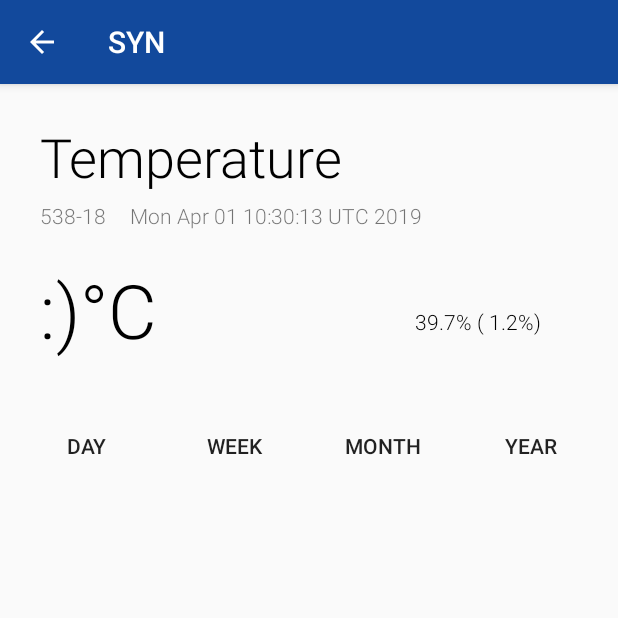
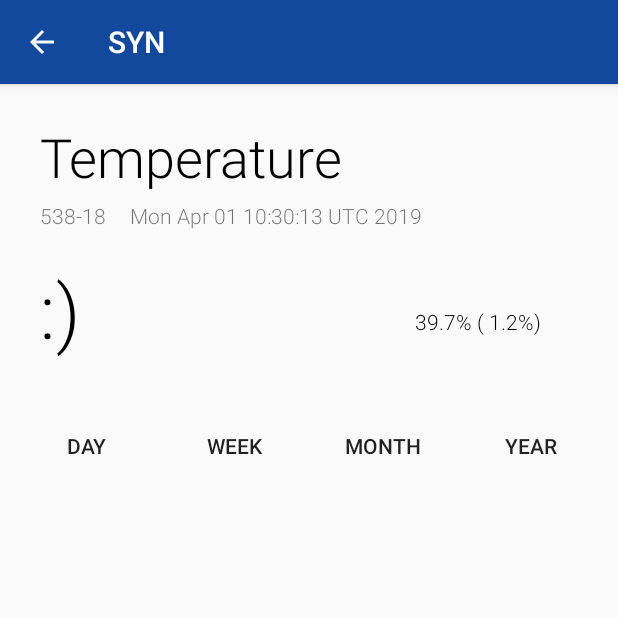
Before and after one commit to syn-inc/AndroidApp, an Android app: the screen it shows after launch (Temperature), after a tap on "TEMPERATURE", on a phone screen of 412 x 824 dp, the top half of it. Run offline under Robolectric (Android 15) with nearby library versions, the phone set to English and light mode, and no system bars; libraries missing offline, so code that uses them is left out: com.github.mikephil.charting; plain views replace LineChart; 18 statements that could not run were skipped.

Commit message:
improve style

```diff
--- a/app/src/main/java/com/example/fict/MainActivity.java
+++ b/app/src/main/java/com/example/fict/MainActivity.java
@@ -1,7 +1,6 @@
 package com.example.fict;
 
 import android.annotation.SuppressLint;
-import android.content.Intent;
 import android.os.AsyncTask;
 import android.os.Bundle;
 import android.os.Handler;
@@ -12,24 +11,12 @@ import android.support.v7.widget.RecyclerView;
 import android.util.Log;
 import android.view.Menu;
 import android.view.MenuItem;
-import android.view.View;
-import android.view.animation.Animation;
-import android.view.animation.AnimationUtils;
-import android.widget.Button;
 import android.widget.ImageButton;
 import android.widget.TextView;
 import android.widget.Toast;
-
-import com.example.fict.activity.Gas;
-import com.example.fict.activity.Humidity;
-import com.example.fict.activity.Light;
-import com.example.fict.activity.Temperature;
-
 import java.util.ArrayList;
 
-/**
- * @author Vlados
- */
+
 public class MainActivity extends AppCompatActivity implements SwipeRefreshLayout.OnRefreshListener {
 
     public Integer TimeSwipeAnimation = 3000;
@@ -39,23 +26,16 @@ public class MainActivity extends AppCompatActivity implements SwipeRefreshLayou
 
     private ArrayList<String> mNames = new ArrayList<>();
     private ArrayList<Integer> mImage = new ArrayList<>();
-
-
-
-
     public TextView MainViewBord; //TextView for represent a data
-
     private static String TEMPERATURE;
     private static String LIGHT;
     private static String HUMIDITY;
-
     private ImageButton humidity;
     ImageButton light;
     ImageButton gas;
     ImageButton temperature;
     ImageButton fire;
     ImageButton motion;
-
 
     public static String[] getMonths() {
         return new String[]{
@@ -118,44 +98,30 @@ public class MainActivity extends AppCompatActivity implements SwipeRefreshLayou
         MainViewBord = findViewById(R.id.get);
         MainViewBord.setText(":)");
         initImageBitmaps();
-
-
-
     }
 
-
-
     private void initImageBitmaps(){
-        Log.i(TAG, "initImageBitmaps: preparin bitmaps");
+        Log.i("Tag", "initImageBitmaps: preparin bitmaps");
         mImage.add(R.drawable.temperature_background);
         mImage.add(R.drawable.huminity_background);
         mImage.add(R.drawable.light_background);
         mImage.add(R.drawable.gas_background);
         mImage.add(R.drawable.motion_background);
-
-
-
         mNames.add("Temperature");
-        mNames.add("Huminity");
+        mNames.add("Humidity");
         mNames.add("Light");
         mNames.add("Gas");
         mNames.add("Motion");
-
         initRecycleView();
-
     }
 
     public void initRecycleView (){
-        Log.i(TAG, "initRecycleView: init recycle View");
+        Log.i("Tag", "initRecycleView: init recycle View");
         RecyclerView recyclerView = findViewById(R.id.recycle_view);
         RecycleViewAdapter recycleViewAdapter = new RecycleViewAdapter(this, mNames, mImage);
         recyclerView.setAdapter(recycleViewAdapter);
         recyclerView.setLayoutManager(new LinearLayoutManager(this));
     }
-
-
-
-
 
     /**
      * Swipe down provide data refresh and send a Toast with result of refreshing
@@ -169,7 +135,6 @@ public class MainActivity extends AppCompatActivity implements SwipeRefreshLayou
                 android.R.color.holo_orange_light,
                 android.R.color.holo_red_light);
     }
-
 
     @Override
     public void onRefresh() {
@@ -188,11 +153,9 @@ public class MainActivity extends AppCompatActivity implements SwipeRefreshLayou
                 // Cancel animation refresh
                 mSwipeRefreshLayout.setRefreshing(false);
             }
-
             //Time, how much will be animation
         }, TimeSwipeAnimation);
     }
-
 
     /**
      * @param menu creates menu in action bar
@@ -243,12 +206,10 @@ public class MainActivity extends AppCompatActivity implements SwipeRefreshLayou
         return true;
     }
 
-
     /**
      * @see Respones,Parsing the first one, create two new obejets
      * OnPreExecude -
      */
-
     @SuppressLint("StaticFieldLeak")
     class getResponses extends AsyncTask<Void, Integer, Void> {
         Respones respones = new Respones();
@@ -266,9 +227,9 @@ public class MainActivity extends AppCompatActivity implements SwipeRefreshLayou
         @Override
         protected void onPostExecute(Void aVoid) {
             super.onPostExecute(aVoid);
-            setTEMPERATURE(parsing.getTemperatureLastValue() + "°C");
-            setLIGHT(parsing.getLightLastValue() + " lm");
-            setHUMIDITY(parsing.getHumidityLastValue() + "%");
+            setTEMPERATURE(parsing.getTemperatureLastValue());
+            setLIGHT(parsing.getLightLastValue());
+            setHUMIDITY(parsing.getHumidityLastValue());
         }
 
         @Override
@@ -279,7 +240,6 @@ public class MainActivity extends AppCompatActivity implements SwipeRefreshLayou
         @Override
         protected Void doInBackground(Void... voids) {
             parsing.setRESPONSES(respones.getRESPONSES());
-
             return null;
         }
     }
@@ -303,7 +263,7 @@ public class MainActivity extends AppCompatActivity implements SwipeRefreshLayou
     }
 
 
-    /**
+    /*
      * Now checking a push button, and in dependency change
      * 1. background
      * 2. MainViewBord
@@ -314,156 +274,4 @@ public class MainActivity extends AppCompatActivity implements SwipeRefreshLayou
      * For real, all OnLongClickListener() must be into another place
      * Maybe create new class, i don't know. It's works!
      */
-
-//    public void Button_Animation() {
-//        // Find animation in resources
-//        final Animation onClickAnimation = AnimationUtils.loadAnimation(this, R.anim.alpha);
-//
-//        humidity = findViewById(R.id.Humidity);
-//        light = findViewById(R.id.Light);
-//        temperature = findViewById(R.id.Temperature);
-//        gas = findViewById(R.id.Gas);
-//        fire = findViewById(R.id.Fire);
-//        motion = findViewById(R.id.Move);
-//
-//
-///*
-//                        Humidity
-// */
-//        humidity.setOnClickListener(new Button.OnClickListener() {
-//            @SuppressLint("SetTextI18n")
-//            @Override
-//            public void onClick(View view) {
-//                view.startAnimation(onClickAnimation);
-//                getDefaultIconsForButtons();
-//                humidity.setImageResource(R.drawable.himinity_color);
-//                MainViewBord.setText(getHUMIDITY());
-//
-//
-//            }
-//
-//        });
-//
-//        humidity.setOnLongClickListener(new View.OnLongClickListener() {
-//            @Override
-//            public boolean onLongClick(View v) {
-//                Intent intent = new Intent(MainActivity.this, Humidity.class);
-//                startActivity(intent);
-//                return true;
-//            }
-//        });
-//
-///*
-//                            Light
-// */
-//        light.setOnClickListener(new Button.OnClickListener() {
-//
-//
-//            @SuppressLint("SetTextI18n")
-//            @Override
-//            public void onClick(View view) {
-//                view.startAnimation(onClickAnimation);
-//                MainViewBord.setText(getLIGHT());
-//                getDefaultIconsForButtons();
-//                light.setImageResource(R.drawable.light_color);
-//
-//
-//            }
-//        });
-//
-//        light.setOnLongClickListener(new View.OnLongClickListener() {
-//            @Override
-//            public boolean onLongClick(View v) {
-//                Intent intent = new Intent(MainActivity.this, Light.class);
-//                startActivity(intent);
-//                return true;
-//            }
-//        });
-////                              Gas
-////---------------------------------------------------------------------------------------------
-//
-//        gas.setOnClickListener(new Button.OnClickListener() {
-//            @Override
-//            public void onClick(View view) {
-//                view.startAnimation(onClickAnimation);
-//                getDefaultIconsForButtons();
-//                gas.setImageResource(R.drawable.gas_color);
-//                MainViewBord.setText("Error");
-//
-//                Toast.makeText(getApplicationContext(), "This sensor is in development", Toast.LENGTH_SHORT).show();
-//            }
-//        });
-//
-//        gas.setOnLongClickListener(new View.OnLongClickListener() {
-//            @Override
-//            public boolean onLongClick(View v) {
-//                Intent intent = new Intent(MainActivity.this, Gas.class);
-//                startActivity(intent);
-//                return true;
-//            }
-//        });
-//
-//
-//        //              Temperature
-//
-//        temperature.setOnClickListener(new Button.OnClickListener() {
-//
-//            @SuppressLint("SetTextI18n")
-//            @Override
-//            public void onClick(View view) {
-//                view.startAnimation(onClickAnimation);
-//                MainViewBord.setText(getTEMPEARTURE());
-//                getDefaultIconsForButtons();
-//                temperature.setImageResource(R.drawable.temperature_color);
-//            }
-//        });
-//        temperature.setOnLongClickListener(new View.OnLongClickListener() {
-//            @Override
-//            public boolean onLongClick(View v) {
-//                Intent intent = new Intent(MainActivity.this, Temperature.class);
-//                startActivity(intent);
-//                return true;
-//            }
-//        });
-////                      Fire
-//        fire.setOnClickListener(new Button.OnClickListener() {
-//            @Override
-//            public void onClick(View view) {
-//                view.startAnimation(onClickAnimation);
-//                getDefaultIconsForButtons();
-//                fire.setImageResource(R.drawable.fire_color);
-//                MainViewBord.setText("--");
-//
-//            }
-//        });
-//        fire.setOnLongClickListener(new View.OnLongClickListener() {
-//            @Override
-//            public boolean onLongClick(View v) {
-//                Intent intent = new Intent(MainActivity.this, Humidity.class);
-//                startActivity(intent);
-//                return true;
-//            }
-//        });
-////              Motion
-//        motion.setOnClickListener(new Button.OnClickListener() {
-//            @Override
-//            public void onClick(View view) {
-//                view.startAnimation(onClickAnimation);
-//                getDefaultIconsForButtons();
-//                motion.setImageResource(R.drawable.motion_color);
-//                MainViewBord.setText("Move");
-//
-//            }
-//        });
-//        motion.setOnLongClickListener(new View.OnLongClickListener() {
-//            @Override
-//            public boolean onLongClick(View v) {
-//                Intent intent = new Intent(MainActivity.this, Humidity.class);
-//                startActivity(intent);
-//                return true;
-//            }
-//        });
-//
-//    }
-
 }
--- a/app/src/main/java/com/example/fict/Respones.java
+++ b/app/src/main/java/com/example/fict/Respones.java
@@ -2,16 +2,13 @@ package com.example.fict;
 
 import android.annotation.SuppressLint;
 import android.os.AsyncTask;
-
 import java.io.IOException;
-
 import okhttp3.OkHttpClient;
 import okhttp3.Request;
 import okhttp3.Response;
 import okhttp3.ResponseBody;
 
 /**
- * @author Vlados
  * Class created for send Request
  * Set answer from server
  * Get JSON
```
